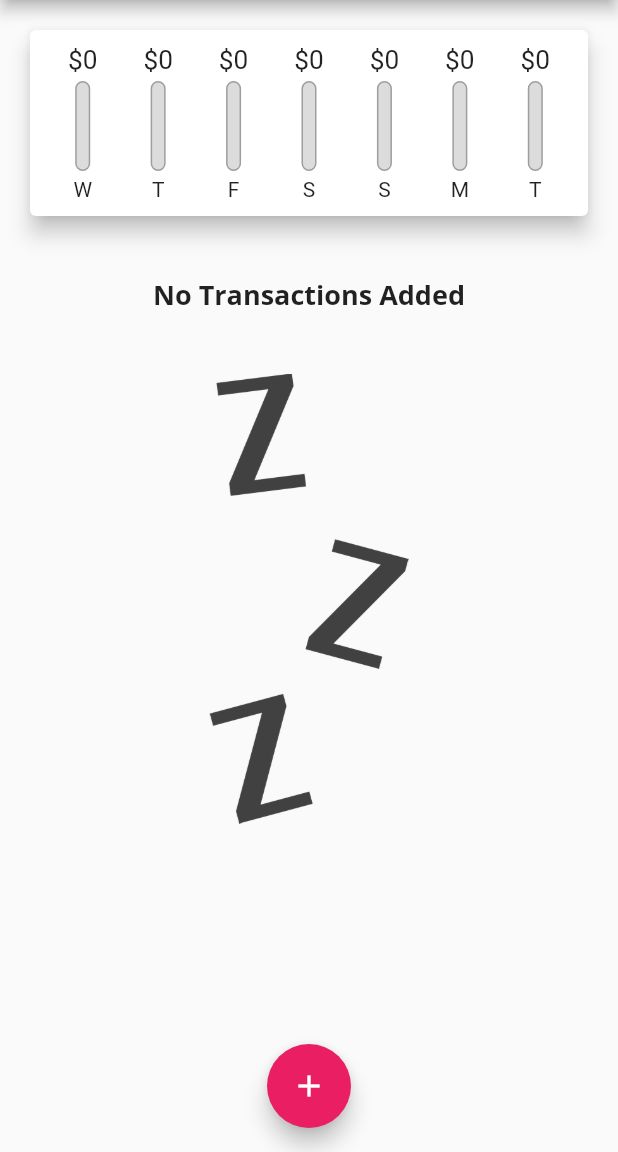
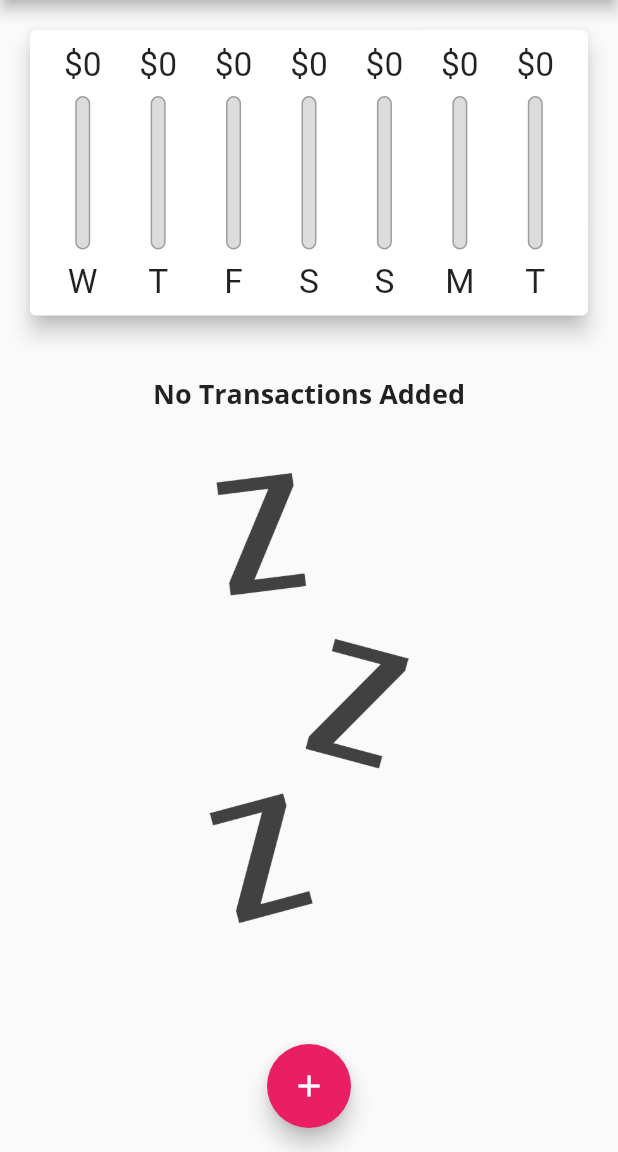
Before and after one commit to uzairafridi00/flutter-learning, a Flutter app: the screen it shows after launch, on a phone screen of 412 x 824 dp, the part 84-1236 px from its top. Run offline on Flutter 3.47's test engine with Material 2 defaults, Android fonts, the phone set to English and light mode, and no system bars; missing offline and left inert: dart:ffi; Roboto replaces fonts that are missing (Open Sans).

Commit message:
Media Query added for dynamic size

```diff
--- /dev/null
+++ b/Flutter Notes/Notes/Responsive and Adpative UI/Widgets.txt
@@ -0,0 +1,23 @@
+			Layout Builder Widget
+
+	Creates a widget that defers its building until layout
+
+	Constraints in Layout Builder Widget define how much space certain may take
+	Constraints define how a widget rendered displayed on screen
+
+	Example => ListView have infinite height and in LayoutBuilder you can define it
+
+	You can set it or can use the flutter pre-define
+
+
+
+
+return LayoutBuilder(
+      builder: (ctx, constraints) {
+
+	// height: constraints.maxHeight * 0.15      // Give height dynamically
+}
+
+
+
+_______________________________________________________________________
--- a/Flutter Projects/expense_tracker/lib/main.dart
+++ b/Flutter Projects/expense_tracker/lib/main.dart
@@ -103,8 +103,7 @@ class _MyHomePageState extends State<MyHomePage> {
 
   @override
   Widget build(BuildContext context) {
-    return Scaffold(
-      appBar: AppBar(
+    final appBar = AppBar(
       title: Center(
           child: Text(
         'Personal Expenses',
@@ -115,16 +114,31 @@ class _MyHomePageState extends State<MyHomePage> {
             onPressed: () => _startAddNewTransaction(context),
             icon: Icon(Icons.add)),
       ],
-      ),
+    );
+
+    return Scaffold(
+      appBar: appBar,
       body: SingleChildScrollView(
         child: Column(
             // mainAxisAlignment: MainAxisAlignment.spaceEvenly,
             crossAxisAlignment: CrossAxisAlignment.stretch,
             children: <Widget>[
-              Chart(recentTransactions: _recentTransactions),
-              TransactionList(
+              Container(
+                height: (MediaQuery.of(context).size.height -
+                        appBar.preferredSize.height -
+                        MediaQuery.of(context).padding.top) *
+                    0.3,
+                child: Chart(recentTransactions: _recentTransactions),
+              ),
+              Container(
+                height: (MediaQuery.of(context).size.height -
+                        appBar.preferredSize.height -
+                        MediaQuery.of(context).padding.top) *
+                    0.7,
+                child: TransactionList(
                   transactions: _userTransactions,
-                deleteTransaction: _deleteTransaction ,
+                  deleteTransaction: _deleteTransaction,
+                ),
               )
             ]),
       ),
--- a/Flutter Projects/expense_tracker/lib/widgets/chart_bar.dart
+++ b/Flutter Projects/expense_tracker/lib/widgets/chart_bar.dart
@@ -13,16 +13,19 @@ class ChartBar extends StatelessWidget {
 
   @override
   Widget build(BuildContext context) {
+    return LayoutBuilder(
+      builder: (ctx, constraints) {
         return Column(
           children: [
             Container(
-          height: 20,
-          child: FittedBox(child: Text('\$${spendingAmount.toStringAsFixed(0)}'))),
+                height: constraints.maxHeight * 0.15,
+                child: FittedBox(
+                    child: Text('\$${spendingAmount.toStringAsFixed(0)}'))),
             SizedBox(
-          height: 4,
+              height: constraints.maxHeight * 0.05,
             ),
             Container(
-          height: 60,
+              height: constraints.maxHeight * 0.6,
               width: 10,
               child: Stack(
                 children: [
@@ -45,10 +48,14 @@ class ChartBar extends StatelessWidget {
               ),
             ),
             SizedBox(
-          height: 4,
+              height: constraints.maxHeight * 0.05,
             ),
-        Text(label),
+            Container(
+                height: constraints.maxHeight * 0.15,
+                child: FittedBox(child: Text(label))),
           ],
+        );
+      },
     );
   }
 }
--- a/Flutter Projects/expense_tracker/lib/widgets/transactions_list.dart
+++ b/Flutter Projects/expense_tracker/lib/widgets/transactions_list.dart
@@ -15,10 +15,7 @@ class TransactionList extends StatelessWidget {
 
   @override
   Widget build(BuildContext context) {
-    return Container(
-      height: 490,
-      width: 330,
-      child: transactions.isEmpty
+    return transactions.isEmpty
         ? Column(
             children: [
               SizedBox(
@@ -57,19 +54,17 @@ class TransactionList extends StatelessWidget {
                     transactions[index].title,
                     style: Theme.of(context).textTheme.bodyText1,
                   ),
-                    subtitle: Text(
-                        DateFormat.yMMMd().format(transactions[index].date)),
+                  subtitle:
+                      Text(DateFormat.yMMMd().format(transactions[index].date)),
                   trailing: IconButton(
                     icon: Icon(Icons.delete),
                     color: Theme.of(context).errorColor,
-                      onPressed: () =>
-                          deleteTransaction(transactions[index].id),
+                    onPressed: () => deleteTransaction(transactions[index].id),
                   ),
                 ),
               );
             },
             itemCount: transactions.length,
-            ),
           );
   }
 }
```
Lines whose indentation alone changed are shown as unchanged.
